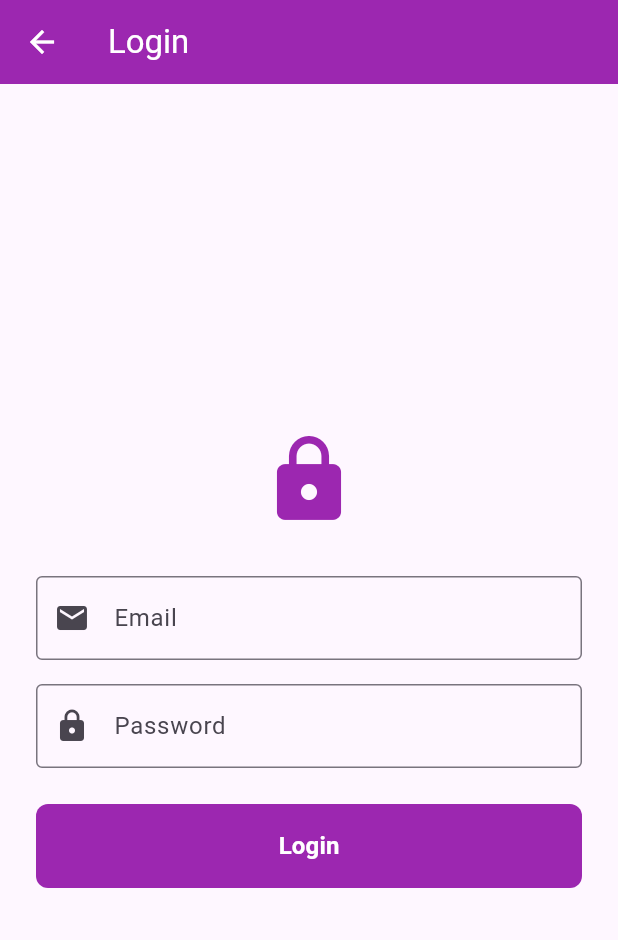
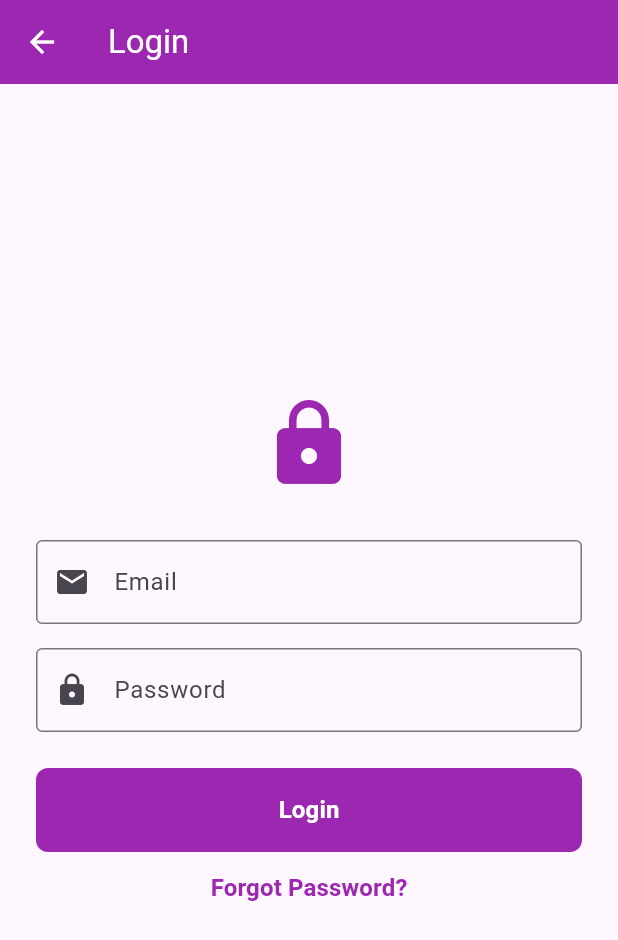
Before and after one commit to GitheTrunk/MA-Lab, a Flutter app: the screen it shows after launch, after a tap on "Go to Login", on a phone screen of 412 x 824 dp. Shown: the top 940 px of the screen. Run offline on Flutter 3.47's test engine with Material 3 defaults, Android fonts, the phone set to English and light mode, and no system bars.

Commit message:
feat: alter forgot password text button

```diff
--- a/lib/auth/login_screen.dart
+++ b/lib/auth/login_screen.dart
@@ -47,6 +47,17 @@ class LoginScreen extends StatelessWidget {
               foregroundColor: Colors.white,
               onPressed: () {},
             ),
+            TextButton(
+              onPressed: () {},
+              child: Text(
+                "Forgot Password?",
+                style: TextStyle(
+                  fontSize: 16,
+                  color: Colors.purple,
+                  fontWeight: FontWeight.w700,
+                ),
+              ),
+            ),
           ],
         ),
       ),
```
